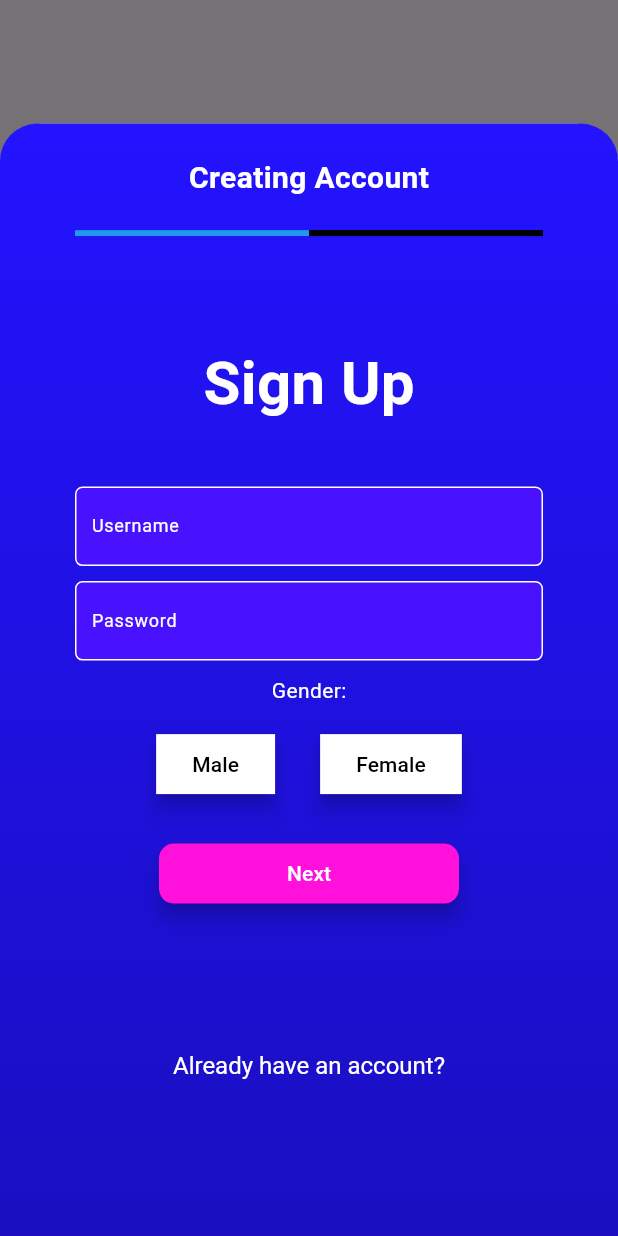
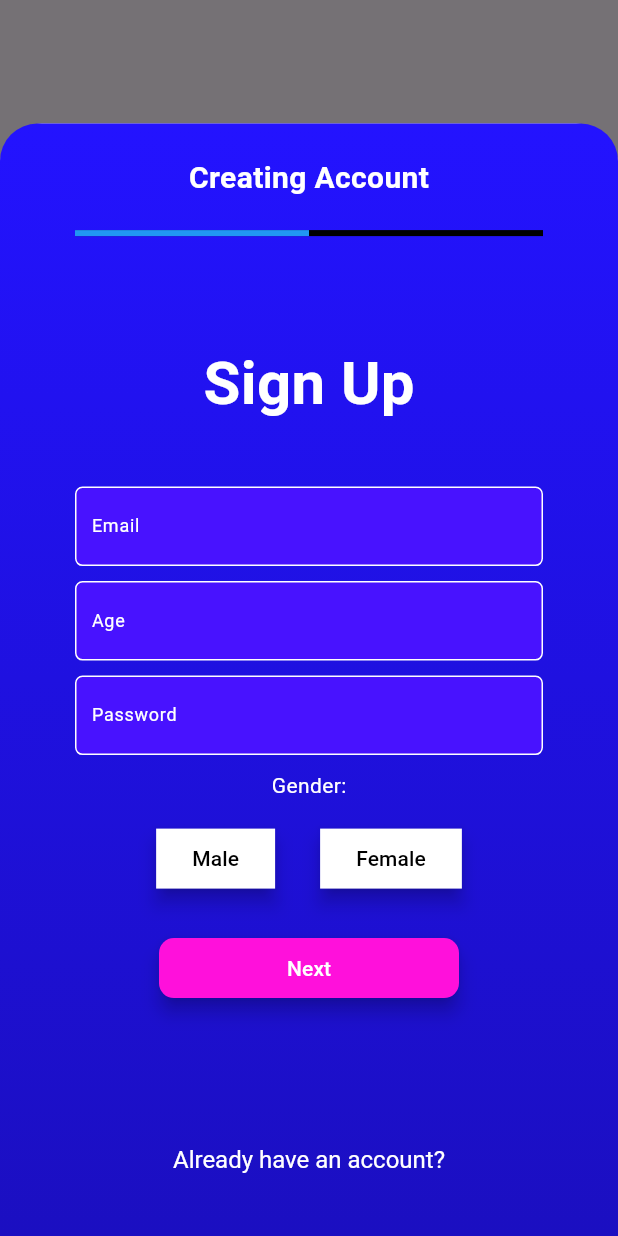
Before and after one commit to IEMDomain04/PixelPulse, a Flutter app: the SignInProcess widget shown alone on an empty page, opened directly, on a phone screen of 412 x 824 dp. Run offline on Flutter 3.47's test engine with Material 3 defaults, Android fonts, the phone set to English and light mode, and no system bars; our stand-ins replace firebase_auth, firebase_core; accounts and stored records are empty.

Commit message:
Creating account functionality added

```diff
--- a/lib/sign_up.dart
+++ b/lib/sign_up.dart
@@ -1,31 +1,46 @@
 import 'package:firebase_auth/firebase_auth.dart';
 import 'package:flutter/material.dart';
-import 'package:pixelpulse/signup.dart';
+import 'package:pixelpulse/main_page.dart';
 
 void SignInProcess(BuildContext context) {
-  //Username Controller
+  // Username Controller
   final _usernameController = TextEditingController();
 
-  //Password Controller
+  // Password Controller
   final _passwordController = TextEditingController();
 
-  //For Firebase Database
-  Future signIn() async {
-    await FirebaseAuth.instance.signInWithEmailAndPassword(
-      email: _usernameController.text.trim(),
-      password: _passwordController.text.trim(),
-    );
+  // Age Controller (added based on the provided code)
+  final _ageController = TextEditingController();
+
+  // For Firebase Authentication
+  Future<void> createAccount() async {
+    try {
+      UserCredential userCredential =
+          await FirebaseAuth.instance.createUserWithEmailAndPassword(
+        email: _usernameController.text.trim(),
+        password: _passwordController.text.trim(),
+      );
+      // Navigate to the main page or show a success message
+      ScaffoldMessenger.of(context).showSnackBar(
+        SnackBar(content: Text('Account created successfully')),
+      );
+      Navigator.pushReplacementNamed(context, '/main');
+    } catch (e) {
+      print('Error creating account: $e');
+      ScaffoldMessenger.of(context).showSnackBar(
+        SnackBar(content: Text('Failed to create account')),
+      );
+    }
   }
 
-  //Dispose: For memory management, I guess.
-  @override
+  // Dispose controllers to avoid memory leaks
   void dispose() {
     _usernameController.dispose();
     _passwordController.dispose();
-    dispose();
+    _ageController.dispose();
   }
 
-  //Male or Female
+  // Male or Female selection state
   bool maleSelected = false;
   bool femaleSelected = false;
 
@@ -45,7 +60,7 @@ void SignInProcess(BuildContext context) {
                   Color.fromARGB(255, 27, 15, 193), // Bottom color
                 ],
               ),
-              //Bottomsheet corner radius
+              // Bottomsheet corner radius
               borderRadius: BorderRadius.only(
                 topLeft: Radius.circular(25),
                 topRight: Radius.circular(25),
@@ -65,7 +80,7 @@ void SignInProcess(BuildContext context) {
                   ),
                   SizedBox(height: 20.0),
 
-                  //Progress Bar
+                  // Progress Bar
                   Padding(
                     padding: const EdgeInsets.symmetric(horizontal: 50.0),
                     child: LinearProgressIndicator(
@@ -77,7 +92,7 @@ void SignInProcess(BuildContext context) {
                     ),
                   ),
 
-                  //Title
+                  // Title
                   Padding(
                     padding: const EdgeInsets.only(top: 70.0, bottom: 20.0),
                     child: Text('Sign Up',
@@ -88,7 +103,7 @@ void SignInProcess(BuildContext context) {
                   ),
                   SizedBox(height: 20),
 
-                  //Username Textfield
+                  // Username TextField
                   Padding(
                     padding: const EdgeInsets.symmetric(horizontal: 50.0),
                     child: Container(
@@ -104,7 +119,7 @@ void SignInProcess(BuildContext context) {
                           style: TextStyle(color: Colors.white),
                           decoration: InputDecoration(
                             border: InputBorder.none,
-                            hintText: 'Username',
+                            hintText: 'Email',
                             hintStyle:
                                 TextStyle(fontSize: 12, color: Colors.white),
                           ),
@@ -114,7 +129,33 @@ void SignInProcess(BuildContext context) {
                   ),
                   SizedBox(height: 10),
 
-                  //Password TextField
+                  // Age TextField
+                  Padding(
+                    padding: const EdgeInsets.symmetric(horizontal: 50.0),
+                    child: Container(
+                      decoration: BoxDecoration(
+                        color: Color.fromARGB(255, 72, 18, 255),
+                        border: Border.all(color: Colors.white),
+                        borderRadius: BorderRadius.circular(5),
+                      ),
+                      child: Padding(
+                        padding: const EdgeInsets.only(left: 10.0, bottom: 3.0),
+                        child: TextField(
+                          controller: _ageController,
+                          style: TextStyle(color: Colors.white),
+                          decoration: InputDecoration(
+                            border: InputBorder.none,
+                            hintText: 'Age',
+                            hintStyle:
+                                TextStyle(fontSize: 12, color: Colors.white),
+                          ),
+                        ),
+                      ),
+                    ),
+                  ),
+                  SizedBox(height: 10),
+
+                  // Password TextField
                   Padding(
                     padding: const EdgeInsets.symmetric(horizontal: 50.0),
                     child: Container(
@@ -203,8 +244,9 @@ void SignInProcess(BuildContext context) {
                   ),
                   SizedBox(height: 10.0),
                   ElevatedButton(
-                    onPressed: () {
-                      bottomSheetComplete(context);
+                    onPressed: () async {
+                      await createAccount();
+                      Navigator.pop(context);
                     },
                     child: Text('Next'),
                     style: ElevatedButton.styleFrom(
```
